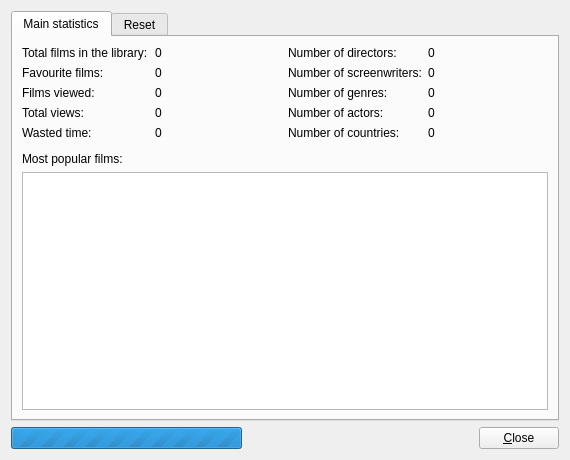
The window that src/statistics/statisticswindow.ui (eugene-melnik/alexandra) describes before a commit, drawn with Qt 5.
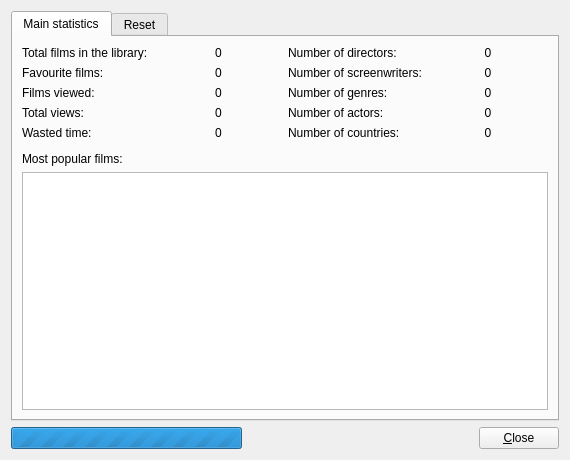
The same window after the commit. Icons and pictures are not drawn.

```diff
--- a/src/statistics/statisticswindow.ui
+++ b/src/statistics/statisticswindow.ui
@@ -93,6 +93,9 @@
                <property name="text">
                 <string notr="true">0</string>
                </property>
+               <property name="alignment">
+                <set>Qt::AlignCenter</set>
+               </property>
               </widget>
              </item>
              <item>
@@ -100,6 +103,9 @@
                <property name="text">
                 <string>0</string>
                </property>
+               <property name="alignment">
+                <set>Qt::AlignCenter</set>
+               </property>
               </widget>
              </item>
              <item>
@@ -107,6 +113,9 @@
                <property name="text">
                 <string notr="true">0</string>
                </property>
+               <property name="alignment">
+                <set>Qt::AlignCenter</set>
+               </property>
               </widget>
              </item>
              <item>
@@ -114,6 +123,9 @@
                <property name="text">
                 <string notr="true">0</string>
                </property>
+               <property name="alignment">
+                <set>Qt::AlignCenter</set>
+               </property>
               </widget>
              </item>
              <item>
@@ -121,6 +133,9 @@
                <property name="text">
                 <string notr="true">0</string>
                </property>
+               <property name="alignment">
+                <set>Qt::AlignCenter</set>
+               </property>
               </widget>
              </item>
             </layout>
@@ -175,6 +190,9 @@
                <property name="text">
                 <string>0</string>
                </property>
+               <property name="alignment">
+                <set>Qt::AlignCenter</set>
+               </property>
               </widget>
              </item>
              <item>
@@ -182,6 +200,9 @@
                <property name="text">
                 <string>0</string>
                </property>
+               <property name="alignment">
+                <set>Qt::AlignCenter</set>
+               </property>
               </widget>
              </item>
              <item>
@@ -189,6 +210,9 @@
                <property name="text">
                 <string>0</string>
                </property>
+               <property name="alignment">
+                <set>Qt::AlignCenter</set>
+               </property>
               </widget>
              </item>
              <item>
@@ -196,6 +220,9 @@
                <property name="text">
                 <string>0</string>
                </property>
+               <property name="alignment">
+                <set>Qt::AlignCenter</set>
+               </property>
               </widget>
              </item>
              <item>
@@ -203,6 +230,9 @@
                <property name="text">
                 <string>0</string>
                </property>
+               <property name="alignment">
+                <set>Qt::AlignCenter</set>
+               </property>
               </widget>
              </item>
             </layout>
```
